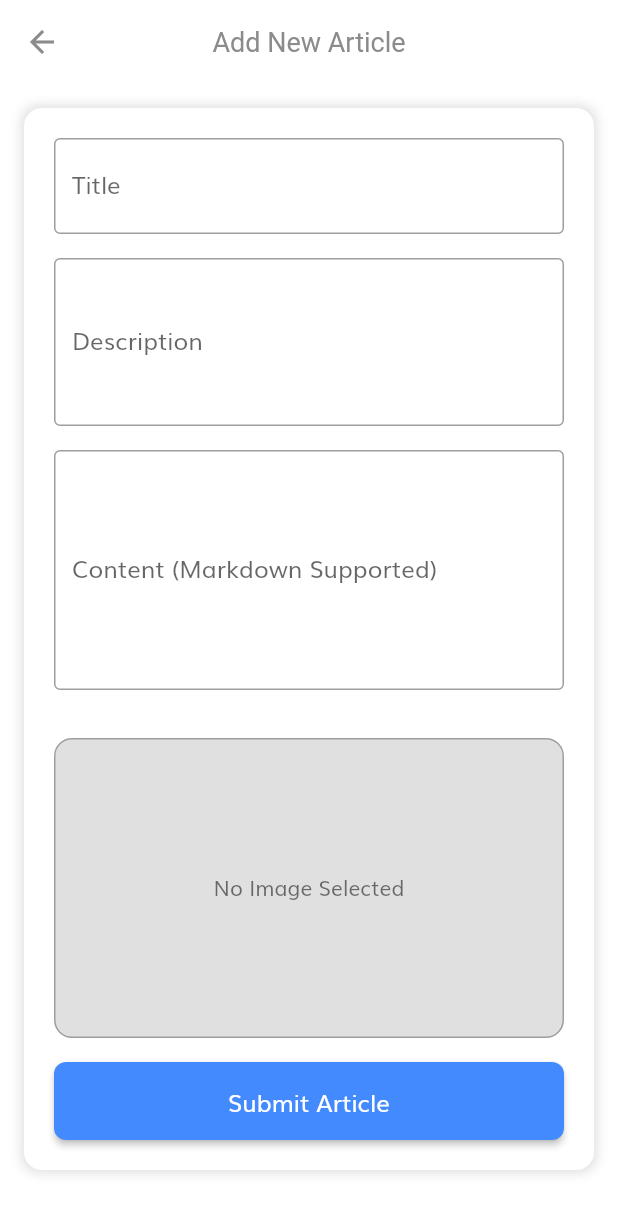
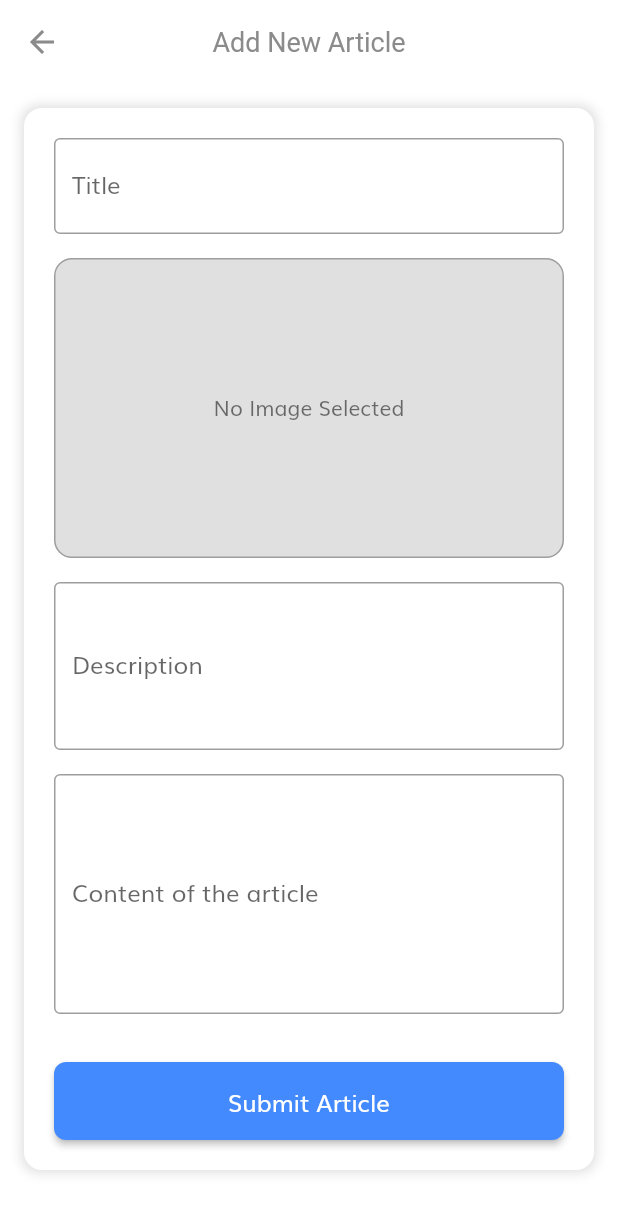
Before and after one commit to lucky-duck1/journal-joe, a Flutter app: the AddArticlePageBody screen opened directly, on a phone screen of 412 x 824 dp. Shown: the top 1213 px of the screen. Run offline on Flutter 3.47's test engine with Material 2 defaults, Android fonts, the light colour scheme and no system bars; our stand-ins replace cached_network_image, dio, equatable, firebase_core, floor, flutter_bloc and 6 more; accounts and stored records are empty; generated files the repository leaves out were written again; network calls fail.

Commit message:
Estable Version with correct UI

```diff
--- a/frontend/lib/features/daily_news/presentation/pages/add_article/add_article.dart
+++ b/frontend/lib/features/daily_news/presentation/pages/add_article/add_article.dart
@@ -95,12 +95,8 @@ class _AddArticlePageBodyState extends State<AddArticlePageBody> {
                       titleController: _titleController,
                       descriptionController: _descriptionController,
                       contentController: _contentController,
+                      onImagePicked: _onImagePicked, // Image picking callback
                     ),
-                    const SizedBox(height: 16),
-
-                    // Image Picker Widget (Now the only image selection area)
-                    ImagePickerWidget(onImagePicked: _onImagePicked),
-
                     const SizedBox(height: 16),
 
                     // Submit Button
--- a/frontend/lib/features/daily_news/presentation/pages/home/daily_news.dart
+++ b/frontend/lib/features/daily_news/presentation/pages/home/daily_news.dart
@@ -101,7 +101,7 @@ class DailyNews extends StatelessWidget {
           final result = await Navigator.pushNamed(context, '/AddArticle');
           if (result == true) {
             // ✅ Refresh articles when returning from AddArticlePage
-            context.read<LocalArticleBloc>().add(GetSavedArticles());
+            context.read<LocalArticleBloc>().add(const GetSavedArticles());
           }
         },
         child: const Icon(Icons.add),
--- a/frontend/lib/features/daily_news/presentation/widgets/article_form.dart
+++ b/frontend/lib/features/daily_news/presentation/widgets/article_form.dart
@@ -55,6 +55,34 @@ class _ArticleFormState extends State<ArticleForm> {
           ),
           const SizedBox(height: 16),
 
+          // Image Picker Widget (moved before description)
+          GestureDetector(
+            onTap: _pickImage,
+            child: Container(
+              width: double.infinity,
+              height: 200,
+              decoration: BoxDecoration(
+                color: Colors.grey[300],
+                borderRadius: BorderRadius.circular(12),
+                border: Border.all(color: Colors.grey),
+              ),
+              child: _selectedImage == null
+                  ? const Center(
+                      child: Text('No Image Selected',
+                          style: TextStyle(color: Colors.black54)))
+                  : ClipRRect(
+                      borderRadius: BorderRadius.circular(12),
+                      child: Image.file(
+                        _selectedImage!,
+                        fit: BoxFit.cover,
+                        width: double.infinity,
+                        height: double.infinity,
+                      ),
+                    ),
+            ),
+          ),
+          const SizedBox(height: 16),
+
           // Description Input
           TextFormField(
             controller: widget.descriptionController,
@@ -73,7 +101,7 @@ class _ArticleFormState extends State<ArticleForm> {
           TextFormField(
             controller: widget.contentController,
             decoration: const InputDecoration(
-              labelText: 'Content (Markdown Supported)',
+              labelText: 'Content of the article',
               border: OutlineInputBorder(),
             ),
             maxLines: 5,
```
Also changed, not shown: frontend/lib/features/daily_news/presentation/pages/article_detail/article_detail.dart (+26 -0 lines).
